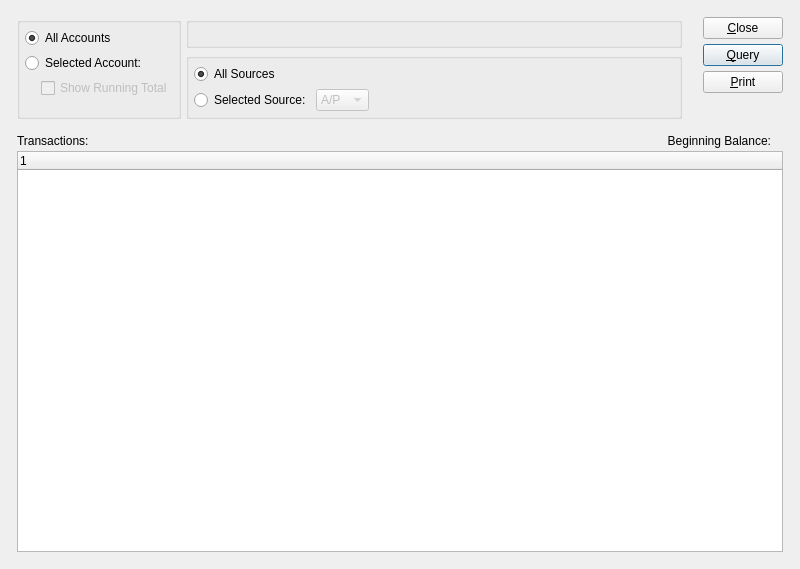
First picture: the form in guiclient/dspGLTransactions.ui, repository Pegasus-RPG/xtuple-client, before the edit.
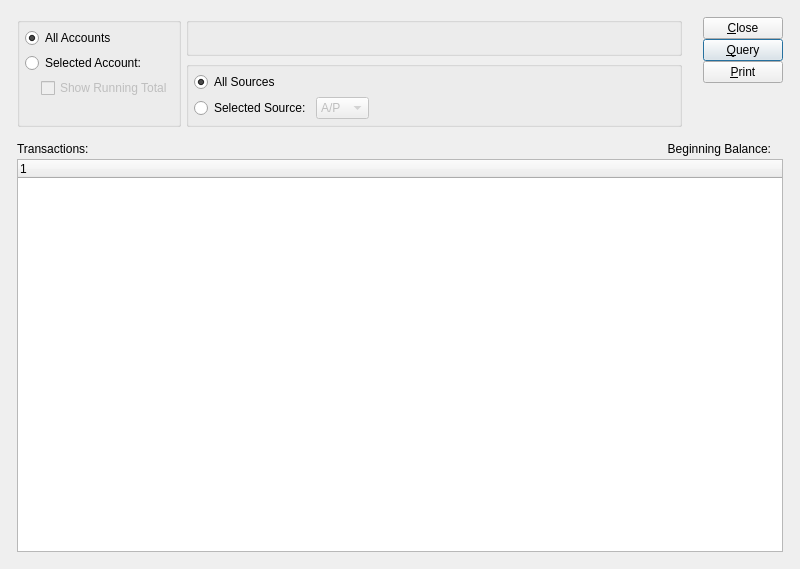
Second picture: the form after the edit. Custom widgets are drawn as their Qt base class.

Commit message: issue #7861:  Changes to A/P that fix currency exchange rate into documents that caused G/L transactions including apopen, checkitem and checkhead so that subsequent transactions done on these documents always use matching exchange rate.

The edit to the form file:
```diff
--- a/guiclient/dspGLTransactions.ui
+++ b/guiclient/dspGLTransactions.ui
@@ -125,6 +125,19 @@
               </property>
              </widget>
             </item>
+            <item row="0" column="1" >
+             <spacer name="horizontalSpacer" >
+              <property name="orientation" >
+               <enum>Qt::Horizontal</enum>
+              </property>
+              <property name="sizeHint" stdset="0" >
+               <size>
+                <width>0</width>
+                <height>20</height>
+               </size>
+              </property>
+             </spacer>
+            </item>
            </layout>
           </widget>
          </item>
@@ -249,7 +262,7 @@
          <item>
           <layout class="QVBoxLayout" >
            <property name="spacing" >
-            <number>5</number>
+            <number>0</number>
            </property>
            <item>
             <widget class="QPushButton" name="_close" >
```
The commit also changes 10 other files.
